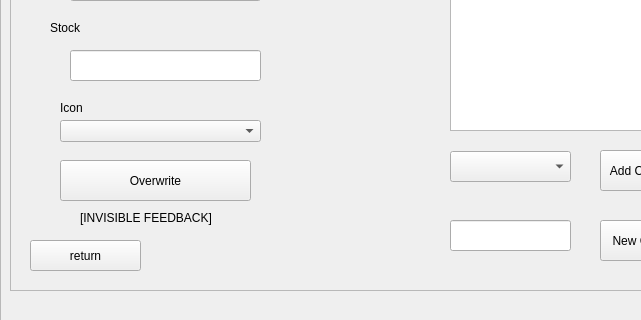
This is POS/UI/inventoryEdit.ui in ReiZedlav/CSCC-21.1-Software-Engineering-1 as Qt 5 draws it before an edit; both pictures show x 250 to 891 and y 280 to 600 of the 1000 by 600 pixel window. The edited form follows.
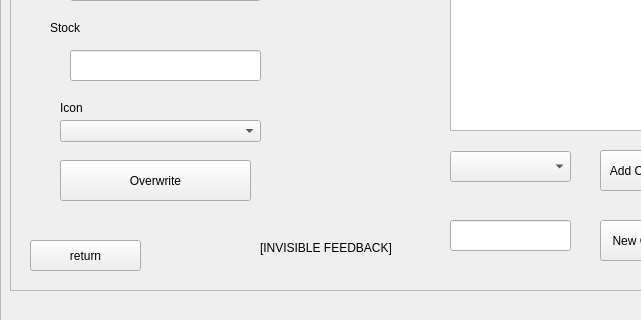
This is the edited form.

Patch:
```diff
--- a/POS/UI/inventoryEdit.ui
+++ b/POS/UI/inventoryEdit.ui
@@ -303,8 +303,8 @@
     <widget class="QLabel" name="errorMsg">
      <property name="geometry">
       <rect>
-       <x>70</x>
-       <y>400</y>
+       <x>250</x>
+       <y>430</y>
        <width>301</width>
        <height>16</height>
       </rect>
```
Left out of the diff: 2 changed lines with no effect on the pictures.
